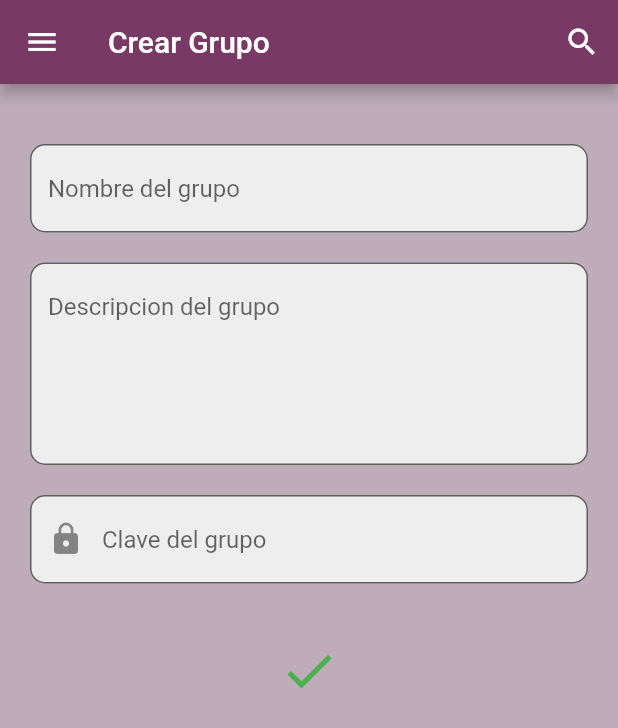
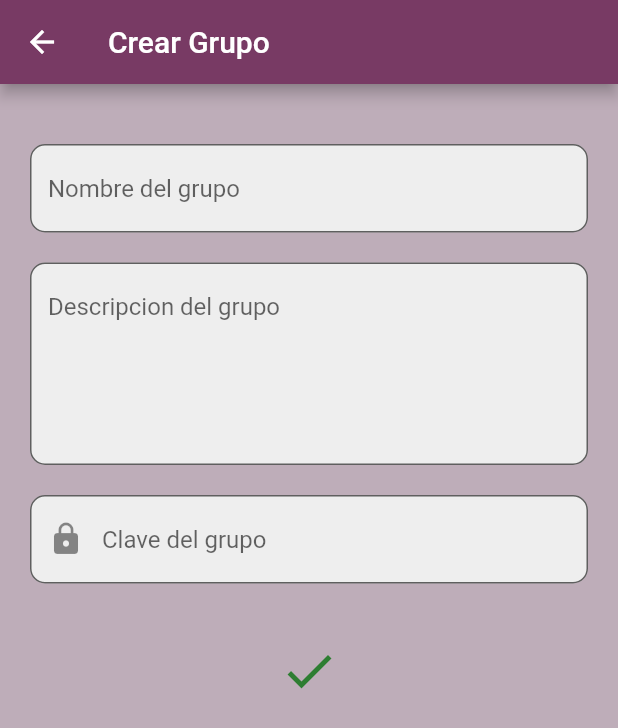
Before and after one commit to alexis-bdc/tusgrupos, a Flutter app: the CreateGroup screen opened directly, on a phone screen of 412 x 824 dp. Shown: the top 728 px of the screen. Run offline on Flutter 3.47's test engine with Material 2 defaults, Android fonts, the light colour scheme and no system bars; our stand-ins replace email_validator, shared_preferences; missing offline and left inert: fluid_bottom_nav_bar, mongo_dart; accounts and stored records are empty.

Commit message:
grupos creados vista | por terminar

```diff
--- a/lib/main.dart
+++ b/lib/main.dart
@@ -18,7 +18,7 @@ class MyApp extends StatelessWidget {
       home: const LoginPage(),
       theme: ThemeData.light().copyWith(
           appBarTheme: const AppBarTheme(
-        color: Colors.orange,
+        color: const Color.fromARGB(255, 120, 58, 100),
       )),
     );
   }
--- a/lib/screens/buscar_grupo_screen.dart
+++ b/lib/screens/buscar_grupo_screen.dart
@@ -14,7 +14,9 @@ class _BuscarState extends State<BuscarGrupo> {
   @override
   Widget build(BuildContext context) {
     return Scaffold(
-      backgroundColor: const Color.fromARGB(255, 201, 146, 183),
+      backgroundColor: Color.fromARGB(255, 190, 173, 185),
+
+      // backgroundColor: const Color.fromARGB(255, 201, 146, 183),
       //--------------------appbar--------------------
       appBar: AppBar(
         backgroundColor: const Color.fromARGB(255, 120, 58, 100),
--- a/lib/screens/crear_grupo_screen.dart
+++ b/lib/screens/crear_grupo_screen.dart
@@ -32,29 +32,30 @@ class _CreateGroupState extends State<CreateGroup> {
 
       //--------------------appbar--------------------
       appBar: AppBar(
-          backgroundColor: const Color.fromARGB(255, 120, 58, 100),
-          title: const Text("Crear Grupo"),
-          leading: Builder(
-            builder: (BuildContext context) {
-              return IconButton(
-                icon: const Icon(Icons.menu),
-                onPressed: () {
-                  Scaffold.of(context).openDrawer();
-                },
-              );
-            },
-          ),
-          actions: <Widget>[
-            IconButton(
-              //todo: conectar a buscar grupo
-              onPressed: () {},
-              icon: const Icon(Icons.search),
-              tooltip: 'buscar grupos',
-            ),
-          ]),
+        backgroundColor: const Color.fromARGB(255, 120, 58, 100),
+        title: const Text("Crear Grupo"),
+        // leading: Builder(
+        //   builder: (BuildContext context) {
+        //     return IconButton(
+        //       icon: const Icon(Icons.menu),
+        //       onPressed: () {
+        //         Scaffold.of(context).openDrawer();
+        //       },
+        //     );
+        //   },
+        // ),
+        // actions: <Widget>[
+        //   IconButton(
+        //     //todo: conectar a buscar grupo
+        //     onPressed: () {},
+        //     icon: const Icon(Icons.search),
+        //     tooltip: 'buscar grupos',
+        //   ),
+        // ]
+      ),
 
       //--------------------drawer--------------------
-      drawer: const MenuDrawer(),
+      // drawer: const MenuDrawer(),
 
       //--------------------body--------------------
       body: Container(
@@ -154,7 +155,7 @@ class _CreateGroupState extends State<CreateGroup> {
                   icon: const Icon(Icons.check),
                   tooltip: 'confirmar',
                   // disabledColor: Colors.grey,
-                  color: Colors.green,
+                  color: Colors.green[800],
                   iconSize: 40,
                 ),
                 // IconButton(
--- a/lib/screens/ver_mis_grupos_screen.dart
+++ b/lib/screens/ver_mis_grupos_screen.dart
@@ -10,8 +10,9 @@ class VerMisGrupos extends StatelessWidget {
   @override
   Widget build(BuildContext context) {
     return Scaffold(
+      backgroundColor: Color.fromARGB(255, 190, 173, 185),
       appBar: AppBar(
-        backgroundColor: Colors.purple,
+        backgroundColor: const Color.fromARGB(255, 120, 58, 100),
         title: Text('Mis grupos'),
       ),
       body: FutureBuilder(
```
Also changed, not shown: lib/screens/grupos_creados_screen.dart (added, +31 -0 lines), lib/screens/landing_screen.dart (+4 -3 lines), lib/screens/mis_grupos_screen.dart (deleted).
